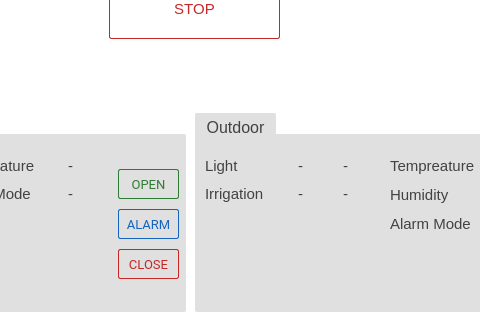
Qt form src/main.ui (xiang1030/kontrol) before a commit; both pictures show x 265 to 745 and y 227 to 547 of the 911 by 547 pixel window.
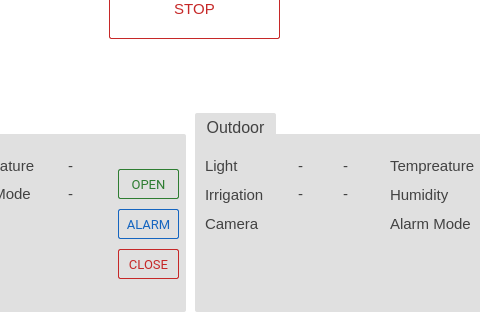
The same form after that commit. The open tabs and pages were chosen to show the change. Icons and pictures are not drawn.

The edit to the form file:
```diff
--- a/src/main.ui
+++ b/src/main.ui
@@ -3022,7 +3022,7 @@
        <x>10</x>
        <y>20</y>
        <width>71</width>
-       <height>51</height>
+       <height>81</height>
       </rect>
      </property>
      <layout class="QVBoxLayout" name="verticalLayout_8">
@@ -3050,6 +3050,18 @@
         </property>
        </widget>
       </item>
+      <item>
+       <widget class="QLabel" name="label">
+        <property name="font">
+         <font>
+          <pointsize>11</pointsize>
+         </font>
+        </property>
+        <property name="text">
+         <string>Camera</string>
+        </property>
+       </widget>
+      </item>
      </layout>
     </widget>
     <widget class="QWidget" name="layoutWidget_8">
```
Left out of the diff: 26 changed lines with no effect on the pictures.
